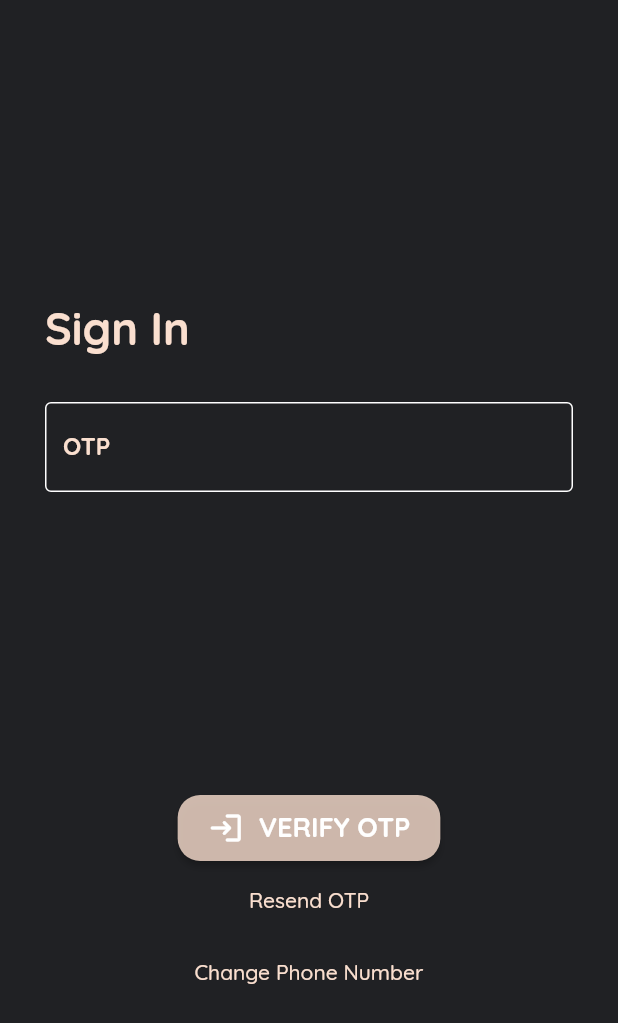
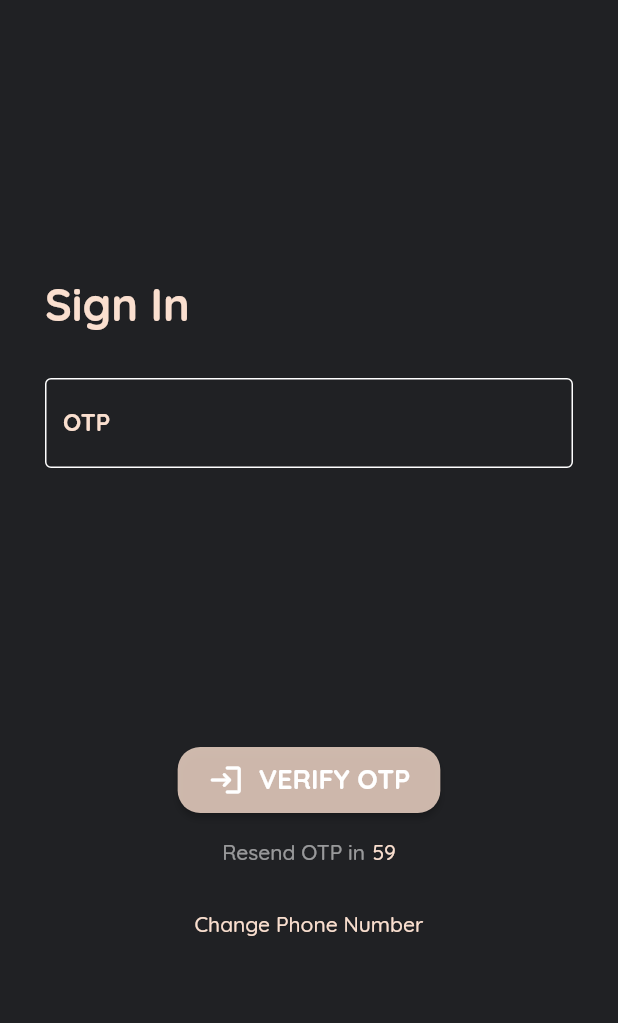
Before and after one commit to Maverick-Wolf/bfg, a Flutter app: the screen it shows after launch, after a tap on "SEND OTP", on a phone screen of 412 x 824 dp. Shown: the top 1023 px of the screen. Run offline on Flutter 3.47's test engine with Material 2 defaults, Android fonts, the phone set to English and light mode, and no system bars; our stand-ins replace cloud_firestore, firebase_auth, firebase_core, glassmorphism; accounts and stored records are empty.

Commit message:
idk, kaafi kuch kiya

```diff
--- a/lib/main.dart
+++ b/lib/main.dart
@@ -1,11 +1,9 @@
 import 'package:bfg/providers/login_providers/login_provider.dart';
 import 'package:bfg/screens/initialization/initialization.dart';
 import 'package:bfg/screens/listings/add_book.dart';
-import 'package:bfg/screens/listings/book_card.dart';
 import 'package:bfg/screens/listings/listings.dart';
 import 'package:bfg/screens/listings/your_listings.dart';
 import 'package:bfg/screens/login/enter_details.dart';
-import 'package:bfg/screens/login/login_page.dart';
 import 'package:bfg/screens/login/sign_up.dart';
 import 'package:bfg/screens/user/profile.dart';
 import 'package:bfg/screens/user/user_menu.dart';
--- a/lib/screens/listings/add_book.dart
+++ b/lib/screens/listings/add_book.dart
@@ -23,10 +23,6 @@ class _AddBookState extends State<AddBook> {
   String _bookAuthor = "";
   String _bookPrice = "";
   String _note = "";
-  // String _sellerName = "";
-  // String _sellerRoomNumber = "";
-  // String _sellerHostelNumber = "";
-  // String _sellerPhoneNumber = "";
   late CollectionReference books;
 
   @override
--- a/lib/screens/listings/book_card.dart
+++ b/lib/screens/listings/book_card.dart
@@ -232,7 +232,7 @@ class _BookDetailsCardState extends State<BookDetailsCard> {
           Column(
             children: [
               IconButton(
-                onPressed: () { _makePhoneCall('tel:$phoneNumberOfSeller');},
+                onPressed: () { _makePhoneCall('tel:$widget.phoneNumberOfSeller');},
                 icon: Icon(
                   Icons.phone,
                   size: 34,
--- a/lib/screens/login/sign_up.dart
+++ b/lib/screens/login/sign_up.dart
@@ -1,3 +1,5 @@
+import 'dart:async';
+
 import 'package:cloud_firestore/cloud_firestore.dart';
 import 'package:firebase_auth/firebase_auth.dart';
 import 'package:flutter/material.dart';
@@ -18,11 +20,18 @@ late String _phoneNumber;
 String _otp = "";
 bool isPhoneNumberTfVisible = true;
 late BuildContext _context;
+late Timer _timer ;
+int _start = 60;
+bool resendOtpButtonActivated = false;
 
 
 class _SignUpState extends State<SignUp> {
 
   @override
+  void dispose() {
+    _timer.cancel();
+    super.dispose();
+  }
   Widget build(BuildContext context) {
     _context = context;
     return GestureDetector(
@@ -31,22 +40,26 @@ class _SignUpState extends State<SignUp> {
         backgroundColor: _theme.primaryColor,
         resizeToAvoidBottomInset: false,
         body: Column(
+          mainAxisAlignment: MainAxisAlignment.spaceEvenly,
           children: [
             Padding(
-              padding: const EdgeInsets.fromLTRB(30.0, 200.0, 30.0, 0.0),
+              padding: const EdgeInsets.fromLTRB(30.0, 0.0, 30.0, 0.0),
               child: Column(
                 crossAxisAlignment: CrossAxisAlignment.start,
                 children: [
                   _buildRichText("Sign In"),
                   _buildSizedBox(30),
                   isPhoneNumberTfVisible ? _buildPhoneNumberTF() : _buildOtpTF(),
-                  _buildSizedBox(200),
                 ],
               ),
             ),
+            Column(
+              children: [
                 isPhoneNumberTfVisible ? _buildSendOtpButton() : _buildVerifyOtpButton(),
                 if (!isPhoneNumberTfVisible) _buildResendOtpButton(),
                 if (!isPhoneNumberTfVisible) _buildChangeNumberButton(),
+              ],
+            ),
           ],
         ),
       ),
@@ -114,12 +127,12 @@ class _SignUpState extends State<SignUp> {
     DocumentSnapshot documentSnapshot = await FirebaseFirestore.instance.collection('users').doc(user!.uid).get();
     try{
       if(((documentSnapshot.data() as dynamic)['name']).toString().isNotEmpty){
-        Navigator.pushNamed(_context, '/userMenu');
+        Navigator.pushReplacementNamed(_context, '/userMenu');
         print("welcome back, old friend");
       }
     } catch(e) {
       print(e);
-      Navigator.pushNamed(_context, '/enterDetails');
+      Navigator.pushReplacementNamed(_context, '/enterDetails');
       print("new user spotted in the wild");
     }
   }
@@ -129,6 +142,7 @@ class _SignUpState extends State<SignUp> {
       child: ElevatedButton(
         onPressed: () async {
           verifyPhoneNumber();
+          startTimer();
           setState(() {
             isPhoneNumberTfVisible = !isPhoneNumberTfVisible;
             FocusScope.of(context).unfocus();
@@ -162,7 +176,7 @@ class _SignUpState extends State<SignUp> {
   Widget _buildPhoneNumberTF() {
     return TextFormField(
       initialValue: "",
-      key: UniqueKey(),
+      key: ValueKey("test"),
       onChanged: (value) {
         _phoneNumber = "+91" + value;
       },
@@ -239,17 +253,57 @@ class _SignUpState extends State<SignUp> {
   Widget _buildResendOtpButton() {
     return TextButton(
         onPressed: () {
+          if(_start == 0){
+            setState(() {
+              _start = 60;
+              resendOtpButtonActivated = false;
+            });
+            verifyPhoneNumber();
+            startTimer();
+          }
           setState(() {
             FocusScope.of(context).unfocus();
           });
         },
-        child: Text(
-          "Resend OTP",
+        child: Row(
+          mainAxisAlignment: MainAxisAlignment.center,
+          children: [
+            Text(
+              "Resend OTP in",
+              style: TextStyle(
+                fontFamily: _theme.font,
+                color: resendOtpButtonActivated ? _theme.secondaryColor : Colors.white54,
+              ),
+            ),
+            SizedBox(width: 5,),
+            Text(
+              "$_start",
               style: TextStyle(
                 fontFamily: _theme.font,
                 color: _theme.secondaryColor,
               ),
+            ),
+          ],
         )
+    );
+  }
+
+  void startTimer() {
+    const oneSec = const Duration(seconds: 1);
+    _timer = new Timer.periodic(
+      oneSec,
+          (Timer timer) {
+        if (_start == 0) {
+          setState(() {
+            timer.cancel();
+            resendOtpButtonActivated = true;
+          });
+        } else {
+          setState(() {
+            _start--;
+          });
+        }
+      },
     );
   }
 
--- a/lib/widgets/drawer.dart
+++ b/lib/widgets/drawer.dart
@@ -166,7 +166,7 @@ class _DrawerClassState extends State<DrawerClass> {
           ),
           onTap: () {
             _signOut();
-            Navigator.pushReplacementNamed(context, '/login');
+            Navigator.pushReplacementNamed(context, '/signUp');
           },
         ),
       ],
--- a/pubspec.yaml
+++ b/pubspec.yaml
@@ -36,7 +36,6 @@ dependencies:
   firebase_core: ^1.10.0
   firebase_auth: ^3.2.0
   url_launcher: ^6.0.10
-  animated_text_kit: ^4.2.1
 
   # The following adds the Cupertino Icons font to your application.
   # Use with the CupertinoIcons class for iOS style icons.
```
Also changed, not shown: lib/screens/login/login_page.dart (deleted, +0 -174 lines), pubspec.lock. Lines whose indentation alone changed are shown as unchanged.
